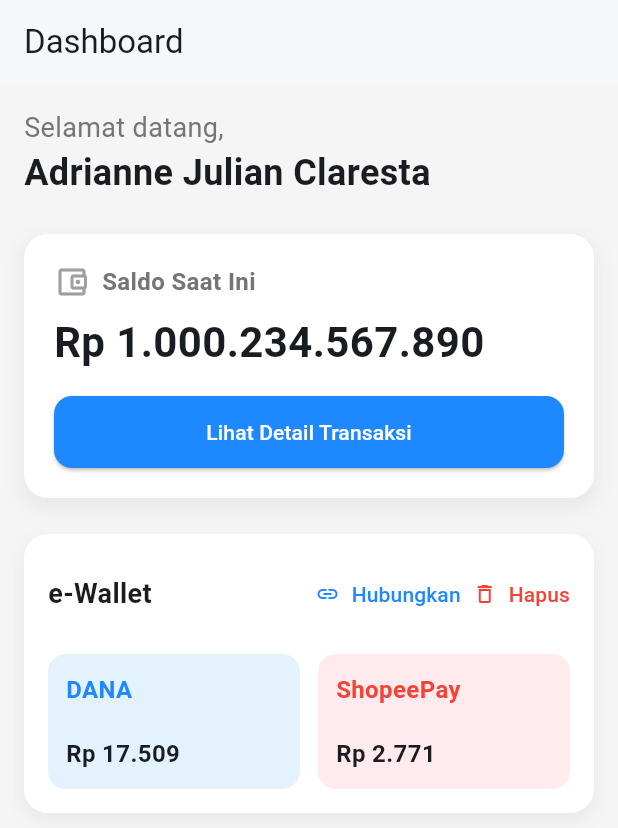
After one commit to Idheid/prak-mobilelanjut-2317051002, a Flutter app: the DashboardScreen screen opened by its route, on a phone screen of 412 x 824 dp. The commit adds this screen. Shown: the top 828 px of the screen. Run offline on Flutter 3.47's test engine with Material 3 defaults, Android fonts, the phone set to English and light mode, and no system bars.

Commit message:
Membuat tampilan dashboard

```diff
--- a/lib/main.dart
+++ b/lib/main.dart
@@ -1,6 +1,7 @@
 import 'package:flutter/material.dart';
 import 'package:myapp/screens/login_screen.dart';
 import 'package:myapp/screens/signup_screen.dart';
+import 'package:myapp/screens/dashboard_screen.dart';
 
 void main() => runApp(const JustduitApp());
 
@@ -38,9 +39,9 @@ class JustduitApp extends StatelessWidget {
       ),
       initialRoute: LoginScreen.route,
       routes: {
-        '/': (_) => const LoginScreen(), // default = Sign In
-        '/signin': (_) => const LoginScreen(),
-        '/signup': (_) => const SignupScreen(),
+        LoginScreen.route: (context) => const LoginScreen(),
+        SignupScreen.route: (context) => const SignupScreen(),
+        DashboardScreen.route: (context) => const DashboardScreen(),
       },
     );
   }
--- /dev/null
+++ b/lib/screens/dashboard_screen.dart
@@ -0,0 +1,238 @@
+import 'package:flutter/material.dart';
+
+class DashboardScreen extends StatelessWidget {
+  static const String route = '/dashboard';
+  const DashboardScreen({super.key});
+
+  @override
+  Widget build(BuildContext context) {
+    return Scaffold(
+      backgroundColor: Colors.grey[100],
+      appBar: AppBar(
+        title: const Text('Dashboard'),
+        backgroundColor: Colors.white,
+        elevation: 1,
+        automaticallyImplyLeading: false,
+      ),
+      body: Padding(
+        padding: const EdgeInsets.all(16.0),
+        child: SingleChildScrollView(
+          child: Column(
+            crossAxisAlignment: CrossAxisAlignment.start,
+            children: [
+              Text(
+                'Selamat datang,',
+                style: TextStyle(
+                  fontSize: 18,
+                  color: Colors.grey[600],
+                ),
+              ),
+              const Text(
+                'Adrianne Julian Claresta',
+                style: TextStyle(
+                  fontSize: 24,
+                  fontWeight: FontWeight.bold,
+                ),
+              ),
+              const SizedBox(height: 24),
+
+              // Box saldo total
+              Container(
+                width: double.infinity,
+                padding: const EdgeInsets.all(20.0),
+                decoration: BoxDecoration(
+                  color: Colors.white,
+                  borderRadius: BorderRadius.circular(16.0),
+                  boxShadow: [
+                    BoxShadow(
+                      color: Colors.grey.withOpacity(0.15),
+                      spreadRadius: 2,
+                      blurRadius: 10,
+                      offset: const Offset(0, 5),
+                    ),
+                  ],
+                ),
+                child: Column(
+                  crossAxisAlignment: CrossAxisAlignment.start,
+                  children: [
+                    Row(
+                      children: [
+                        Icon(Icons.account_balance_wallet_outlined,
+                            color: Colors.grey[500]),
+                        const SizedBox(width: 8),
+                        Text(
+                          'Saldo Saat Ini',
+                          style: TextStyle(
+                            fontSize: 16,
+                            fontWeight: FontWeight.bold,
+                            color: Colors.grey[600],
+                          ),
+                        ),
+                      ],
+                    ),
+                    const SizedBox(height: 8),
+                    const Text(
+                      'Rp 1.000.234.567.890',
+                      style: TextStyle(
+                        fontSize: 28,
+                        fontWeight: FontWeight.bold,
+                      ),
+                    ),
+                    const SizedBox(height: 16),
+                    SizedBox(
+                      width: double.infinity,
+                      child: ElevatedButton(
+                        onPressed: () {},
+                        style: ElevatedButton.styleFrom(
+                          backgroundColor: const Color(0xFF1E88FF),
+                          foregroundColor: Colors.white,
+                          padding: const EdgeInsets.symmetric(vertical: 14),
+                          shape: RoundedRectangleBorder(
+                            borderRadius: BorderRadius.circular(12),
+                          ),
+                        ),
+                        child: const Text('Lihat Detail Transaksi'),
+                      ),
+                    ),
+                  ],
+                ),
+              ),
+
+              const SizedBox(height: 24),
+
+              // Box e-Wallet (ditaruh di bawah saldo total)
+              Container(
+                width: double.infinity,
+                padding: const EdgeInsets.all(16.0),
+                decoration: BoxDecoration(
+                  color: Colors.white,
+                  borderRadius: BorderRadius.circular(16.0),
+                  boxShadow: [
+                    BoxShadow(
+                      color: Colors.grey.withOpacity(0.15),
+                      blurRadius: 10,
+                      offset: const Offset(0, 5),
+                    ),
+                  ],
+                ),
+                child: Column(
+                  crossAxisAlignment: CrossAxisAlignment.start,
+                  children: [
+                    // Header e-Wallet
+                    Row(
+                      mainAxisAlignment: MainAxisAlignment.spaceBetween,
+                      children: [
+                        const Text(
+                          'e-Wallet',
+                          style: TextStyle(
+                            fontSize: 18,
+                            fontWeight: FontWeight.bold,
+                          ),
+                        ),
+                        Row(
+                          children: [
+                            TextButton.icon(
+                              onPressed: () {},
+                              icon: const Icon(Icons.link, size: 16),
+                              label: const Text("Hubungkan"),
+                              style: TextButton.styleFrom(
+                                foregroundColor: const Color(0xFF1E88FF),
+                                padding: EdgeInsets.zero,
+                              ),
+                            ),
+                            const SizedBox(width: 8),
+                            TextButton.icon(
+                              onPressed: () {},
+                              icon: const Icon(Icons.delete_outline, size: 16),
+                              label: const Text("Hapus"),
+                              style: TextButton.styleFrom(
+                                foregroundColor: Colors.red,
+                                padding: EdgeInsets.zero,
+                              ),
+                            ),
+                          ],
+                        )
+                      ],
+                    ),
+                    const SizedBox(height: 16),
+
+                    // Card e-Wallet
+                    Row(
+                      children: [
+                        // DANA card
+                        Expanded(
+                          child: Container(
+                            height: 90,
+                            padding: const EdgeInsets.all(12),
+                            decoration: BoxDecoration(
+                              color: Colors.blue[50],
+                              borderRadius: BorderRadius.circular(12),
+                            ),
+                            child: Column(
+                              crossAxisAlignment: CrossAxisAlignment.start,
+                              children: const [
+                                Text(
+                                  "DANA",
+                                  style: TextStyle(
+                                    fontSize: 16,
+                                    fontWeight: FontWeight.bold,
+                                    color: Color(0xFF1E88FF),
+                                  ),
+                                ),
+                                Spacer(),
+                                Text(
+                                  "Rp 17.509",
+                                  style: TextStyle(
+                                    fontSize: 16,
+                                    fontWeight: FontWeight.bold,
+                                  ),
+                                ),
+                              ],
+                            ),
+                          ),
+                        ),
+                        const SizedBox(width: 12),
+                        // ShopeePay card
+                        Expanded(
+                          child: Container(
+                            height: 90,
+                            padding: const EdgeInsets.all(12),
+                            decoration: BoxDecoration(
+                              color: Colors.red[50],
+                              borderRadius: BorderRadius.circular(12),
+                            ),
+                            child: Column(
+                              crossAxisAlignment: CrossAxisAlignment.start,
+                              children: const [
+                                Text(
+                                  "ShopeePay",
+                                  style: TextStyle(
+                                    fontSize: 16,
+                                    fontWeight: FontWeight.bold,
+                                    color: Colors.red,
+                                  ),
+                                ),
+                                Spacer(),
+                                Text(
+                                  "Rp 2.771",
+                                  style: TextStyle(
+                                    fontSize: 16,
+                                    fontWeight: FontWeight.bold,
+                                  ),
+                                ),
+                              ],
+                            ),
+                          ),
+                        ),
+                      ],
+                    ),
+                  ],
+                ),
+              ),
+            ],
+          ),
+        ),
+      ),
+    );
+  }
+}
--- a/lib/screens/login_screen.dart
+++ b/lib/screens/login_screen.dart
@@ -1,5 +1,6 @@
 import 'package:flutter/material.dart';
 import 'package:myapp/screens/signup_screen.dart';
+import 'package:myapp/screens/dashboard_screen.dart';
 
 class LoginScreen extends StatefulWidget {
   static const route = '/signin';
@@ -136,10 +137,27 @@ class _LoginScreenState extends State<LoginScreen> {
                         ),
                       ),
                       const SizedBox(height: 6),
-                      primaryButton('Sign In Now', () {
-                        ScaffoldMessenger.of(context).showSnackBar(
-                            const SnackBar(content: Text('Sign In tapped')));
-                      }),
+
+                      primaryButton(
+                        'Sign In Now',
+                         () {
+                          if (_email.text.isEmpty ||
+                              _pass.text.isEmpty){
+                            ScaffoldMessenger.of(context).showSnackBar(
+                            const SnackBar(
+                              content: Text('Email dan Password tidak boleh kosong!'),
+                              backgroundColor: Colors.red,
+                            ),
+                            );
+                          }else{
+                            Navigator.pushNamedAndRemoveUntil(
+                              context,
+                              DashboardScreen.route,
+                              (route) => false,
+                              );
+                          }
+                      },
+                      ),
                       const SizedBox(height: 14),
                       Center(
                         child: TextButton(
```
